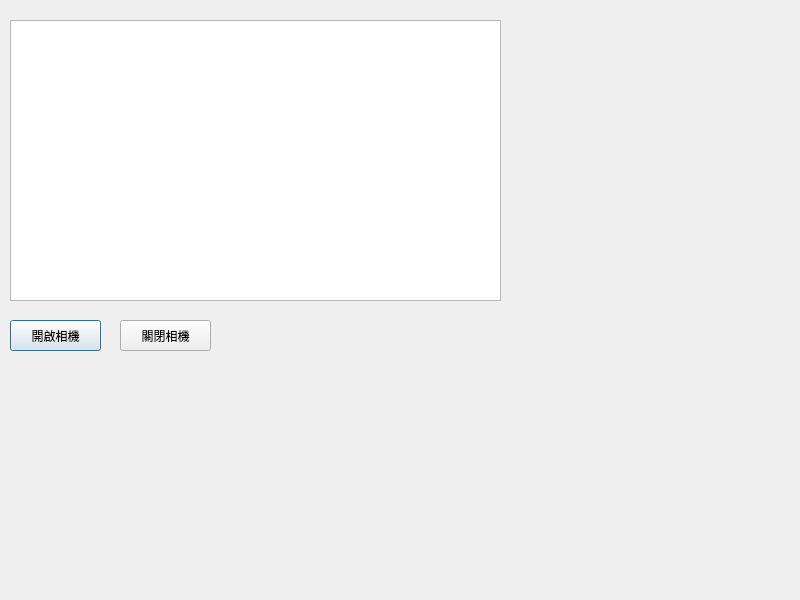
The window that mainwindow.ui (HANKSIE/QT_test) describes before a commit, drawn with Qt 5.
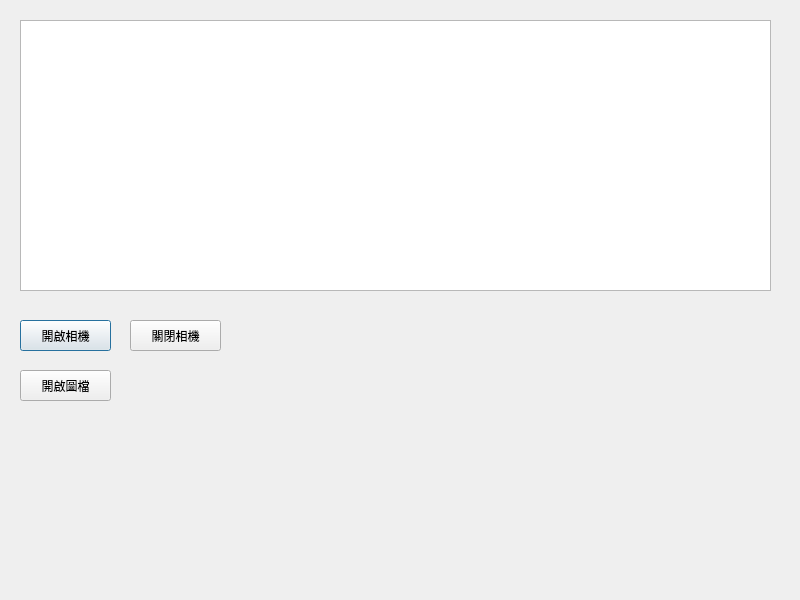
The same window after the commit.

Patch:
```diff
--- a/mainwindow.ui
+++ b/mainwindow.ui
@@ -16,17 +16,17 @@
   <widget class="QGraphicsView" name="camera_view">
    <property name="geometry">
     <rect>
-     <x>10</x>
+     <x>20</x>
      <y>20</y>
-     <width>491</width>
-     <height>281</height>
+     <width>751</width>
+     <height>271</height>
     </rect>
    </property>
   </widget>
   <widget class="QPushButton" name="open_camera_btn">
    <property name="geometry">
     <rect>
-     <x>10</x>
+     <x>20</x>
      <y>320</y>
      <width>91</width>
      <height>31</height>
@@ -39,7 +39,7 @@
   <widget class="QPushButton" name="close_camera_btn">
    <property name="geometry">
     <rect>
-     <x>120</x>
+     <x>130</x>
      <y>320</y>
      <width>91</width>
      <height>31</height>
@@ -49,6 +49,19 @@
     <string>關閉相機</string>
    </property>
   </widget>
+  <widget class="QPushButton" name="open_img_btn">
+   <property name="geometry">
+    <rect>
+     <x>20</x>
+     <y>370</y>
+     <width>91</width>
+     <height>31</height>
+    </rect>
+   </property>
+   <property name="text">
+    <string>開啟圖檔</string>
+   </property>
+  </widget>
  </widget>
  <resources/>
  <connections/>
```
